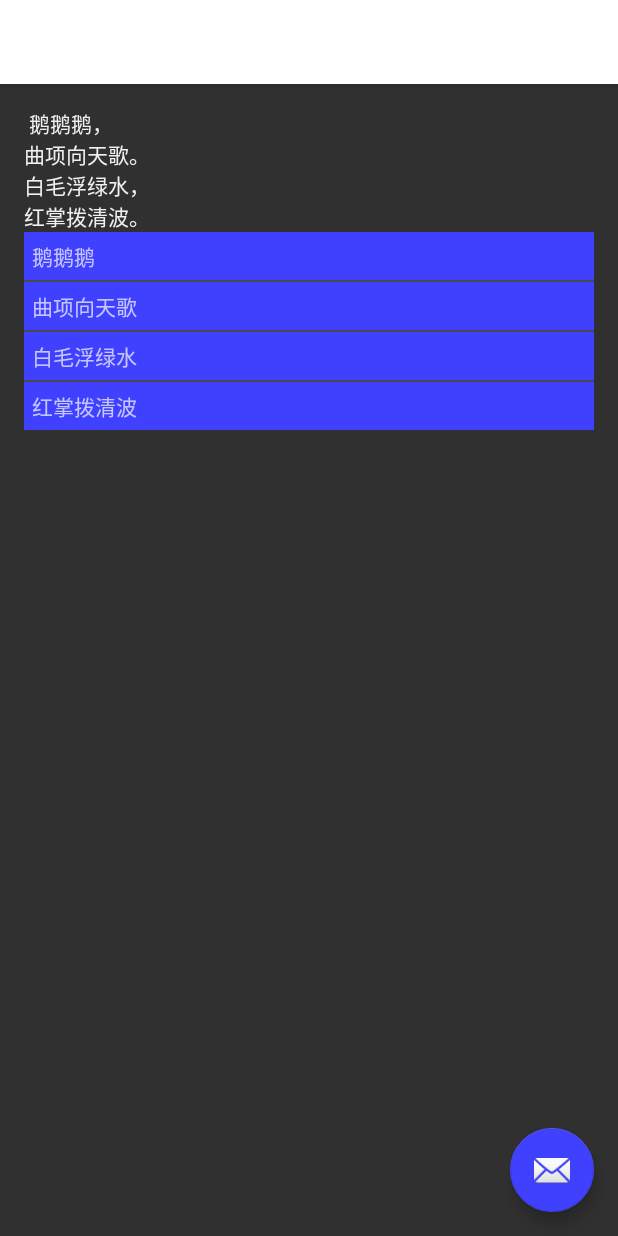
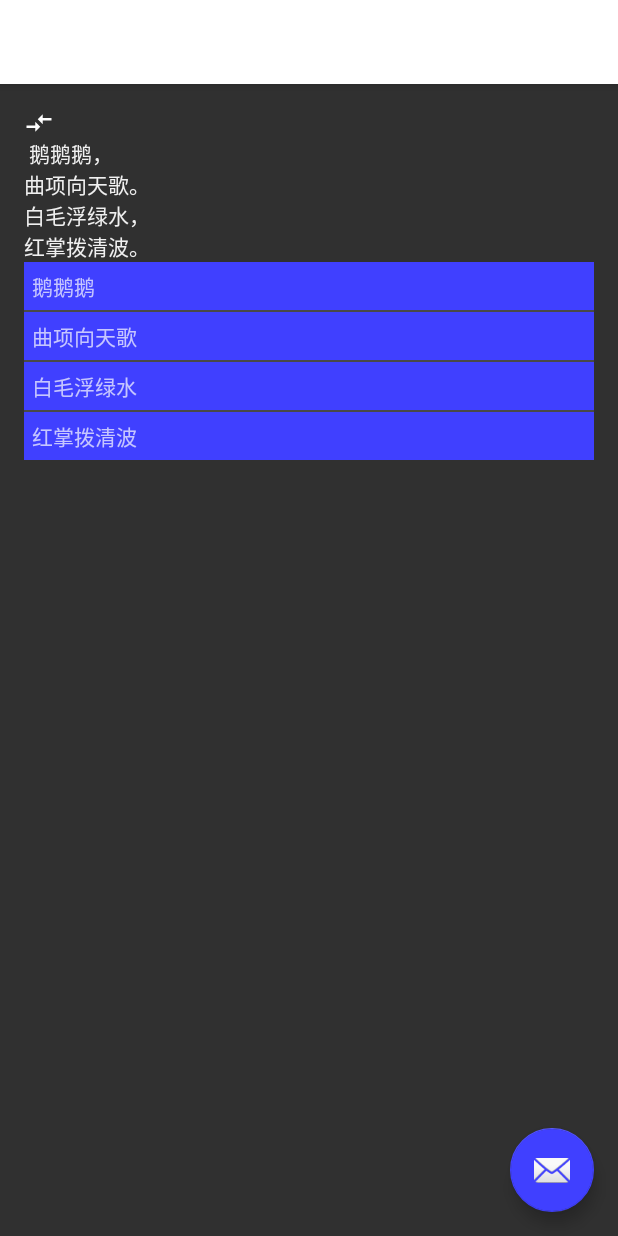
Before and after one commit to achenglike/NightModel, an Android app: the Main2Activity screen opened directly, with no data from a screen before it, on a phone screen of 412 x 824 dp. Run offline under Robolectric (Android 15) with nearby library versions, the phone set to English and light mode, and no system bars.

Commit message:
support app:srcCom for Vector drawable resource

```diff
--- a/sample/build.gradle
+++ b/sample/build.gradle
@@ -10,7 +10,13 @@ android {
         targetSdkVersion 23
         versionCode 1
         versionName "1.0"
+        generatedDensities = []
     }
+
+    aaptOptions {
+        additionalParameters "--no-version-vectors"
+    }
+
     buildTypes {
         release {
             minifyEnabled false
--- a/sample/src/main/java/cn/like/sample/MainActivity.java
+++ b/sample/src/main/java/cn/like/sample/MainActivity.java
@@ -1,7 +1,10 @@
 package cn.like.sample;
 
 import android.content.Intent;
+import android.graphics.drawable.Drawable;
 import android.os.Bundle;
+import android.support.annotation.DrawableRes;
+import android.support.graphics.drawable.VectorDrawableCompat;
 import android.support.v7.app.AppCompatActivity;
 import android.support.v7.widget.Toolbar;
 import android.view.LayoutInflater;
@@ -11,6 +14,7 @@ import android.view.View;
 import android.view.ViewGroup;
 import android.widget.BaseAdapter;
 import android.widget.Button;
+import android.widget.ImageView;
 import android.widget.ListView;
 import android.widget.TextView;
 
--- /dev/null
+++ b/sample/src/main/res/drawable/ic_arrow.xml
@@ -0,0 +1,19 @@
+<vector xmlns:android="http://schemas.android.com/apk/res/android"
+    android:width="120dp"
+    android:height="120dp"
+    android:viewportHeight="24.0"
+    android:viewportWidth="24.0">
+
+    <group android:name="left">
+        <path
+            android:fillColor="@color/colorPrimary"
+            android:pathData="M9.01,14L2,14v2h7.01v3L13,15l-3.99,-4v3"/>
+    </group>
+
+    <group android:name="right">
+        <path
+            android:fillColor="@color/colorPrimary"
+            android:pathData="M14.99,13v-3L22,10L22,8h-7.01L14.99,5L11,9l3.99,4"/>
+    </group>
+
+</vector>
--- a/sample/src/main/res/layout/content_main.xml
+++ b/sample/src/main/res/layout/content_main.xml
@@ -12,8 +12,14 @@
     tools:context="cn.like.sample.MainActivity"
     android:background="@color/colorAccent"
     tools:showIn="@layout/activity_main">
+    <ImageView
+        android:id="@+id/vector"
+        android:layout_width="20dp"
+        android:layout_height="20dp"
+        app:srcCompat="@drawable/ic_arrow"/>
     <LinearLayout
         android:id="@+id/linear_layout"
+        android:layout_below="@id/vector"
         android:layout_width="match_parent"
         android:layout_height="100dp"
         android:orientation="horizontal">
--- a/sample/src/main/res/layout/content_main2.xml
+++ b/sample/src/main/res/layout/content_main2.xml
@@ -11,8 +11,14 @@
     app:layout_behavior="@string/appbar_scrolling_view_behavior"
     tools:context="cn.like.sample.Main2Activity"
     tools:showIn="@layout/activity_main2">
+    <ImageView
+        android:id="@+id/vector"
+        android:layout_width="20dp"
+        android:layout_height="20dp"
+        app:srcCompat="@drawable/ic_arrow"/>
     <TextView
         style="@style/TextStyle"
+        android:layout_below="@id/vector"
         android:id="@+id/text_view"
         android:layout_width="wrap_content"
         android:layout_height="wrap_content"
```
Also changed, not shown: nightmodel/src/main/java/cn/like/nightmodel/attr/AttrType.java (+24 -0 lines), 1 other file.
